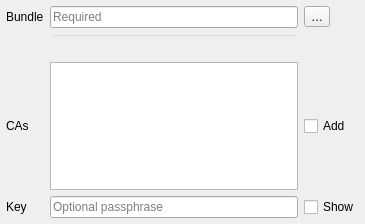
Above: src/auth/pkipkcs12/qgsauthpkcs12edit.ui from qgis/QGIS before the change. Below: the same form after it.
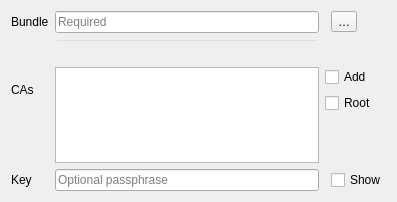
That is the form after the change.

Commit message: [auth] Add checkbox to exclud root CAs from bundles on pkipkcs12 method

Patch:
```diff
--- a/src/auth/pkipkcs12/qgsauthpkcs12edit.ui
+++ b/src/auth/pkipkcs12/qgsauthpkcs12edit.ui
@@ -6,23 +6,24 @@
    <rect>
     <x>0</x>
     <y>0</y>
-    <width>365</width>
-    <height>224</height>
+    <width>397</width>
+    <height>202</height>
    </rect>
   </property>
   <layout class="QGridLayout" name="gridLayout">
-   <property name="leftMargin">
-    <number>6</number>
-   </property>
-   <property name="topMargin">
-    <number>6</number>
-   </property>
-   <property name="rightMargin">
-    <number>6</number>
-   </property>
-   <property name="bottomMargin">
-    <number>6</number>
-   </property>
+   <item row="0" column="0">
+    <widget class="QLabel" name="lblPkcs12Bundle">
+     <property name="sizePolicy">
+      <sizepolicy hsizetype="Maximum" vsizetype="Preferred">
+       <horstretch>0</horstretch>
+       <verstretch>0</verstretch>
+      </sizepolicy>
+     </property>
+     <property name="text">
+      <string>Bundle</string>
+     </property>
+    </widget>
+   </item>
    <item row="0" column="1">
     <widget class="QLineEdit" name="lePkcs12Bundle">
      <property name="readOnly">
@@ -33,20 +34,34 @@
      </property>
     </widget>
    </item>
-   <item row="3" column="0">
-    <widget class="QLabel" name="lblPkcs12Key">
-     <property name="sizePolicy">
-      <sizepolicy hsizetype="Maximum" vsizetype="Preferred">
-       <horstretch>0</horstretch>
-       <verstretch>0</verstretch>
-      </sizepolicy>
+   <item row="0" column="3">
+    <widget class="QToolButton" name="btnPkcs12Bundle">
+     <property name="text">
+      <string>…</string>
      </property>
+     <property name="popupMode">
+      <enum>QToolButton::InstantPopup</enum>
+     </property>
+    </widget>
+   </item>
+   <item row="1" column="1">
+    <widget class="QLineEdit" name="lePkcs12Msg">
+     <property name="styleSheet">
+      <string notr="true">background-color: rgba(255, 255, 255, 0);</string>
+     </property>
+     <property name="readOnly">
+      <bool>true</bool>
+     </property>
+    </widget>
+   </item>
+   <item row="2" column="0">
+    <widget class="QLabel" name="lblCas">
      <property name="text">
-      <string>Key</string>
+      <string>CAs</string>
      </property>
     </widget>
    </item>
-   <item row="2" column="1">
+   <item row="2" column="1" rowspan="2">
     <widget class="QTreeWidget" name="twCas">
      <property name="editTriggers">
       <set>QAbstractItemView::NoEditTriggers</set>
@@ -70,8 +85,8 @@
      </column>
     </widget>
    </item>
-   <item row="0" column="0">
-    <widget class="QLabel" name="lblPkcs12Bundle">
+   <item row="4" column="0">
+    <widget class="QLabel" name="lblPkcs12Key">
      <property name="sizePolicy">
       <sizepolicy hsizetype="Maximum" vsizetype="Preferred">
        <horstretch>0</horstretch>
@@ -79,34 +94,11 @@
       </sizepolicy>
      </property>
      <property name="text">
-      <string>Bundle</string>
+      <string>Key</string>
      </property>
     </widget>
    </item>
-   <item row="3" column="2">
-    <widget class="QCheckBox" name="chkPkcs12PassShow">
-     <property name="sizePolicy">
-      <sizepolicy hsizetype="Maximum" vsizetype="Fixed">
-       <horstretch>0</horstretch>
-       <verstretch>0</verstretch>
-      </sizepolicy>
-     </property>
-     <property name="text">
-      <string>Show</string>
-     </property>
-    </widget>
-   </item>
-   <item row="0" column="2">
-    <widget class="QToolButton" name="btnPkcs12Bundle">
-     <property name="text">
-      <string>…</string>
-     </property>
-     <property name="popupMode">
-      <enum>QToolButton::InstantPopup</enum>
-     </property>
-    </widget>
-   </item>
-   <item row="3" column="1">
+   <item row="4" column="1">
     <widget class="QLineEdit" name="lePkcs12KeyPass">
      <property name="echoMode">
       <enum>QLineEdit::Password</enum>
@@ -116,7 +108,20 @@
      </property>
     </widget>
    </item>
-   <item row="4" column="1">
+   <item row="4" column="3">
+    <widget class="QCheckBox" name="chkPkcs12PassShow">
+     <property name="sizePolicy">
+      <sizepolicy hsizetype="Maximum" vsizetype="Fixed">
+       <horstretch>0</horstretch>
+       <verstretch>0</verstretch>
+      </sizepolicy>
+     </property>
+     <property name="text">
+      <string>Show</string>
+     </property>
+    </widget>
+   </item>
+   <item row="5" column="1" colspan="2">
     <spacer name="verticalSpacer">
      <property name="orientation">
       <enum>Qt::Vertical</enum>
@@ -129,32 +134,42 @@
      </property>
     </spacer>
    </item>
-   <item row="1" column="1">
-    <widget class="QLineEdit" name="lePkcs12Msg">
-     <property name="styleSheet">
-      <string notr="true">background-color: rgba(255, 255, 255, 0);</string>
-     </property>
-     <property name="readOnly">
-      <bool>true</bool>
-     </property>
-    </widget>
-   </item>
-   <item row="2" column="2">
-    <widget class="QCheckBox" name="cbAddCas">
-     <property name="toolTip">
-      <string>Add bundle CAs to the connection</string>
-     </property>
-     <property name="text">
-      <string>Add</string>
-     </property>
-    </widget>
-   </item>
-   <item row="2" column="0">
-    <widget class="QLabel" name="lblCas">
-     <property name="text">
-      <string>CAs</string>
-     </property>
-    </widget>
+   <item row="2" column="2" rowspan="2" colspan="2">
+    <layout class="QVBoxLayout" name="verticalLayout_2">
+     <item>
+      <widget class="QCheckBox" name="cbAddCas">
+       <property name="toolTip">
+        <string>Add bundle CAs to the connection</string>
+       </property>
+       <property name="text">
+        <string>Add</string>
+       </property>
+      </widget>
+     </item>
+     <item>
+      <widget class="QCheckBox" name="cbAddRootCa">
+       <property name="toolTip">
+        <string>Add also root (self-signed) CA</string>
+       </property>
+       <property name="text">
+        <string>Root</string>
+       </property>
+      </widget>
+     </item>
+     <item>
+      <spacer name="verticalSpacer_2">
+       <property name="orientation">
+        <enum>Qt::Vertical</enum>
+       </property>
+       <property name="sizeHint" stdset="0">
+        <size>
+         <width>20</width>
+         <height>40</height>
+        </size>
+       </property>
+      </spacer>
+     </item>
+    </layout>
    </item>
   </layout>
  </widget>
```
Left out of the diff: 10 changed lines with no effect on the pictures. The commit also changes 2 other files.
